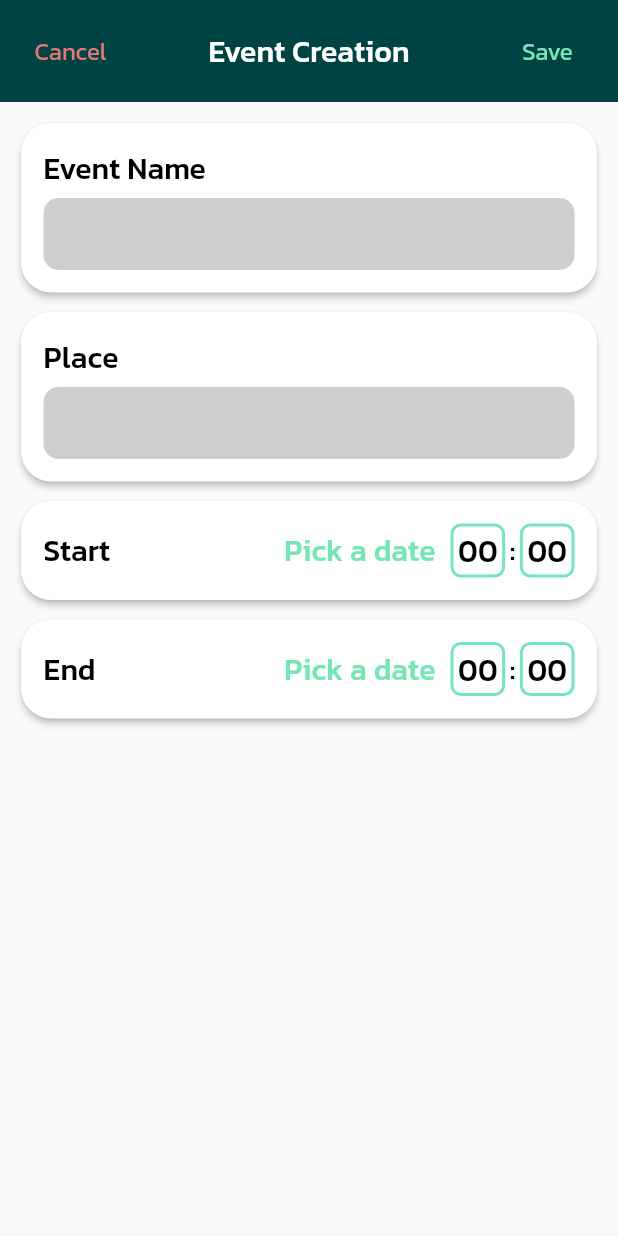
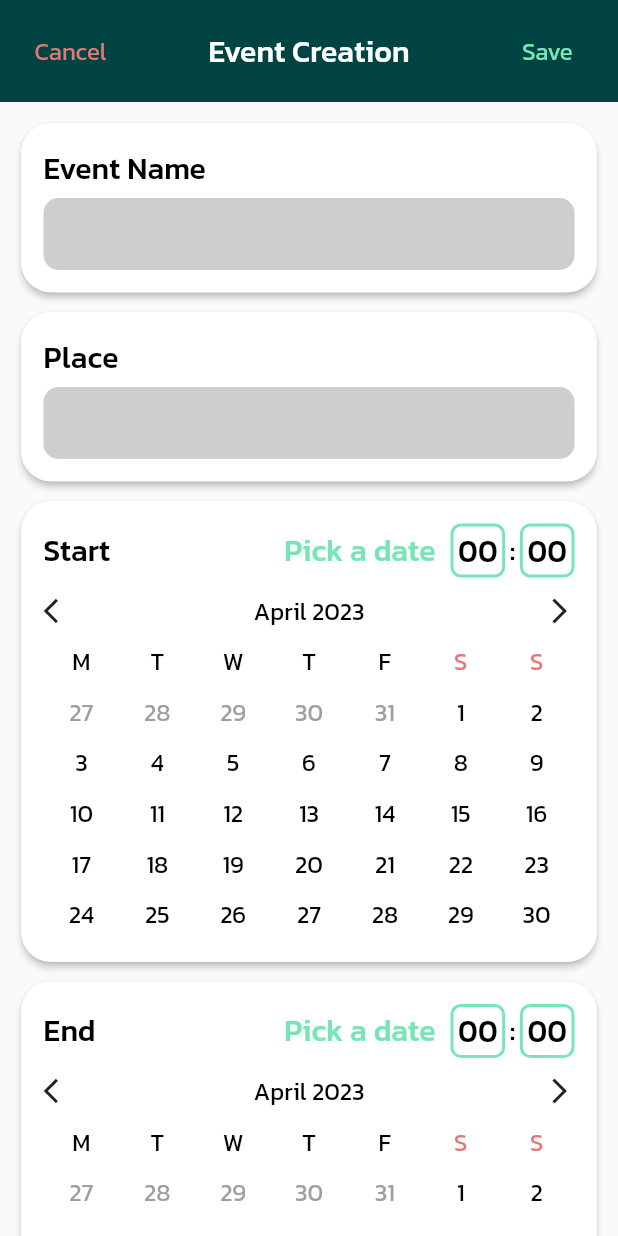
Before and after one commit to KidNeKit/Planner, a Flutter app: the EventCreationScreen screen opened by its route, on a phone screen of 412 x 824 dp. Run offline on Flutter 3.47's test engine with Material 2 defaults, Android fonts, the phone set to English and light mode, and no system bars; our stand-ins replace cloud_firestore, equatable, firebase_auth, firebase_core, flutter_bloc, percent_indicator; accounts and stored records are empty.

Commit message:
Implemented calendar

```diff
--- /dev/null
+++ b/lib/models/enum/months_info.dart
@@ -0,0 +1,31 @@
+enum MonthsInfo {
+  january(1, 'January', 31),
+  february(2, 'February', 28),
+  march(3, 'March', 31),
+  april(4, 'April', 30),
+  may(5, 'May', 31),
+  june(6, 'June', 30),
+  july(7, 'July', 31),
+  august(8, 'August', 31),
+  september(9, 'September', 30),
+  october(10, 'October', 31),
+  november(11, 'November', 30),
+  december(12, 'December', 31);
+
+  final int order;
+  final String fullName;
+  final int days;
+
+  const MonthsInfo(this.order, this.fullName, this.days);
+
+  int getDays(int year) {
+    if (this == february) {
+      return 29;
+    }
+    return days;
+  }
+
+  static MonthsInfo getMonthByOrder(int order) {
+    return MonthsInfo.values.firstWhere((element) => element.order == order);
+  }
+}
--- a/lib/view/event_creation_screen/components/event_creation_body.dart
+++ b/lib/view/event_creation_screen/components/event_creation_body.dart
@@ -1,17 +1,20 @@
 import 'package:flutter/material.dart';
-import 'package:planner/view/event_creation_screen/components/event_creation_date_picker.dart';
-import 'package:planner/view/global_components/custom_rounded_card.dart';
 
+import '../../global_components/custom_rounded_card.dart';
 import '../../global_components/custom_text_sizes.dart';
+import 'event_creation_date_picker.dart';
 
 class EventCreationBody extends StatelessWidget {
   const EventCreationBody({super.key});
 
   @override
   Widget build(BuildContext context) {
-    return Padding(
+    return Expanded(
+      child: SingleChildScrollView(
+        child: Padding(
           padding: const EdgeInsets.all(10.0),
           child: Column(
+            mainAxisSize: MainAxisSize.min,
             children: const [
               TitleInputCard(textLabel: 'Event Name'),
               SizedBox(height: 5.0),
@@ -21,6 +24,8 @@ class EventCreationBody extends StatelessWidget {
               SizedBox(height: 5.0),
               EventCreationDatePicker(label: 'End'),
             ],
+          ),
+        ),
       ),
     );
   }
--- a/lib/view/event_creation_screen/components/event_creation_date_picker.dart
+++ b/lib/view/event_creation_screen/components/event_creation_date_picker.dart
@@ -1,4 +1,5 @@
 import 'package:flutter/material.dart';
+import 'package:planner/view/global_components/custom_calendar.dart';
 
 import '../../../resources/colors.dart';
 import '../../global_components/custom_rounded_card.dart';
@@ -11,7 +12,9 @@ class EventCreationDatePicker extends StatelessWidget {
   @override
   Widget build(BuildContext context) {
     return CustomRoundedCard(
-      child: Row(
+      child: Column(
+        children: [
+          Row(
             children: [
               CustomTitleSmallText(
                 text: label,
@@ -31,6 +34,10 @@ class EventCreationDatePicker extends StatelessWidget {
               ),
               const SizedBox(width: 3.0),
               const TimeContainer(),
+            ],
+          ),
+          const SizedBox(height: 10.0),
+          const CustomCalendar(),
         ],
       ),
     );
--- a/lib/view/event_creation_screen/event_creation_screen.dart
+++ b/lib/view/event_creation_screen/event_creation_screen.dart
@@ -11,6 +11,7 @@ class EventCreationScreen extends StatelessWidget {
   Widget build(BuildContext context) {
     return Scaffold(
       body: Column(
+        mainAxisSize: MainAxisSize.min,
         children: const [
           EventCreationHeader(),
           EventCreationBody(),
--- /dev/null
+++ b/lib/view/global_components/custom_calendar.dart
@@ -0,0 +1,157 @@
+import 'package:flutter/material.dart';
+
+import '../../models/enum/months_info.dart';
+import '../../resources/colors.dart';
+
+class CustomCalendar extends StatefulWidget {
+  const CustomCalendar({super.key});
+
+  @override
+  State<CustomCalendar> createState() => _CustomCalendarState();
+}
+
+class _CustomCalendarState extends State<CustomCalendar> {
+  late int selectedMonth;
+  late int selectedYear;
+
+  @override
+  void initState() {
+    DateTime today = DateTime.now();
+    selectedMonth = today.month;
+    selectedYear = today.year;
+    super.initState();
+  }
+
+  @override
+  Widget build(BuildContext context) {
+    return Column(
+      mainAxisSize: MainAxisSize.min,
+      children: [
+        Row(
+          mainAxisAlignment: MainAxisAlignment.spaceBetween,
+          children: [
+            GestureDetector(
+              onTap: () {
+                setState(() {
+                  if (selectedMonth == 1) {
+                    selectedMonth = 12;
+                    selectedYear--;
+                  } else {
+                    selectedMonth--;
+                  }
+                });
+              },
+              child: const Icon(Icons.arrow_back_ios, size: 20.0),
+            ),
+            Text(
+              '${MonthsInfo.getMonthByOrder(selectedMonth).fullName} $selectedYear',
+              style: Theme.of(context)
+                  .textTheme
+                  .labelLarge!
+                  .copyWith(color: Colors.black),
+            ),
+            GestureDetector(
+              onTap: () {
+                setState(() {
+                  if (selectedMonth == 12) {
+                    selectedMonth = 1;
+                    selectedYear++;
+                  } else {
+                    selectedMonth++;
+                  }
+                });
+              },
+              child: const Icon(Icons.arrow_forward_ios, size: 20.0),
+            ),
+          ],
+        ),
+        const SizedBox(height: 5.0),
+        GridView.count(
+          crossAxisCount: 7,
+          shrinkWrap: true,
+          padding: EdgeInsets.zero,
+          childAspectRatio: 1.5,
+          physics: const NeverScrollableScrollPhysics(),
+          children: [
+            ..._buildWeekdays(),
+            ..._buildPrevMonthsDays(),
+            ..._buildDays(),
+            ..._buildPostMonthsDays(),
+          ],
+        ),
+      ],
+    );
+  }
+
+  List<Widget> _buildWeekdays() {
+    return [
+      _buildSingleWeekday('M'),
+      _buildSingleWeekday('T'),
+      _buildSingleWeekday('W'),
+      _buildSingleWeekday('T'),
+      _buildSingleWeekday('F'),
+      _buildSingleWeekday('S', true),
+      _buildSingleWeekday('S', true),
+    ];
+  }
+
+  List<Widget> _buildPrevMonthsDays() {
+    int dayOfWeek = DateTime.utc(selectedYear, selectedMonth).weekday;
+    if (dayOfWeek != 1) {
+      int month = selectedMonth;
+      int year = selectedYear;
+      if (month == 1) {
+        month = 12;
+        year--;
+      } else {
+        month--;
+      }
+      int days = MonthsInfo.getMonthByOrder(month).getDays(year);
+      return List.generate(days, (index) => _buildSingleDay(++index, true))
+          .sublist(days - dayOfWeek + 1);
+    }
+    return [];
+  }
+
+  List<Widget> _buildDays() {
+    int daysQuantity =
+        MonthsInfo.getMonthByOrder(selectedMonth).getDays(selectedYear);
+    return List.generate(daysQuantity, (index) => _buildSingleDay(++index));
+  }
+
+  List<Widget> _buildPostMonthsDays() {
+    int daysQuantity =
+        MonthsInfo.getMonthByOrder(selectedMonth).getDays(selectedYear);
+    int dayOfWeek =
+        DateTime.utc(selectedYear, selectedMonth, daysQuantity).weekday;
+    if (dayOfWeek != 7) {
+      return List.generate(
+          7 - dayOfWeek, (index) => _buildSingleDay(++index, true));
+    }
+    return [];
+  }
+
+  Widget _buildSingleWeekday(String text, [bool isWeekend = false]) {
+    return Center(
+      child: Text(
+        text,
+        style: Theme.of(context)
+            .textTheme
+            .labelLarge!
+            .copyWith(color: isWeekend ? neonRed : Colors.black),
+      ),
+    );
+  }
+
+  Widget _buildSingleDay(int dayNum, [bool isAnotherMonth = false]) {
+    return Center(
+      child: Text(
+        dayNum.toString(),
+        style: Theme.of(context)
+            .textTheme
+            .labelLarge!
+            .copyWith(color: isAnotherMonth ? Colors.grey : Colors.black),
+      ),
+    );
+  }
+}
```
Lines whose indentation alone changed are shown as unchanged.
